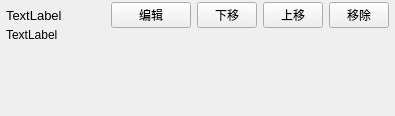
xiaohaijoe/AutoPackage, file ui/widget/ExecuteItemWidget.ui: the form before one commit.
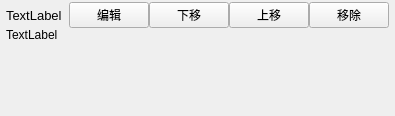
The form after the commit.

```diff
--- a/ui/widget/ExecuteItemWidget.ui
+++ b/ui/widget/ExecuteItemWidget.ui
@@ -74,9 +74,9 @@
       </widget>
      </item>
      <item row="0" column="0">
-      <layout class="QHBoxLayout" name="horizontalLayout_4">
+      <layout class="QHBoxLayout" name="horizontalLayout_4" stretch="1,1">
        <property name="spacing">
-        <number>6</number>
+        <number>0</number>
        </property>
        <item>
         <widget class="QLabel" name="nameLabel">
@@ -132,7 +132,7 @@
           <widget class="QPushButton" name="moveDownBtn">
            <property name="maximumSize">
             <size>
-             <width>60</width>
+             <width>16777215</width>
              <height>16777215</height>
             </size>
            </property>
@@ -150,7 +150,7 @@
           <widget class="QPushButton" name="moveUpBtn">
            <property name="maximumSize">
             <size>
-             <width>60</width>
+             <width>16777215</width>
              <height>16777215</height>
             </size>
            </property>
@@ -168,7 +168,7 @@
           <widget class="QPushButton" name="removeBtn">
            <property name="maximumSize">
             <size>
-             <width>60</width>
+             <width>16777215</width>
              <height>16777215</height>
             </size>
            </property>
```
